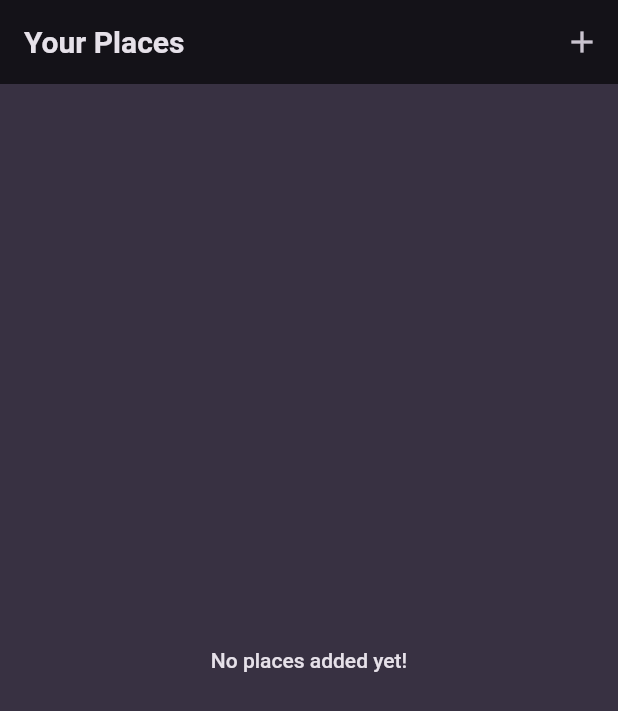
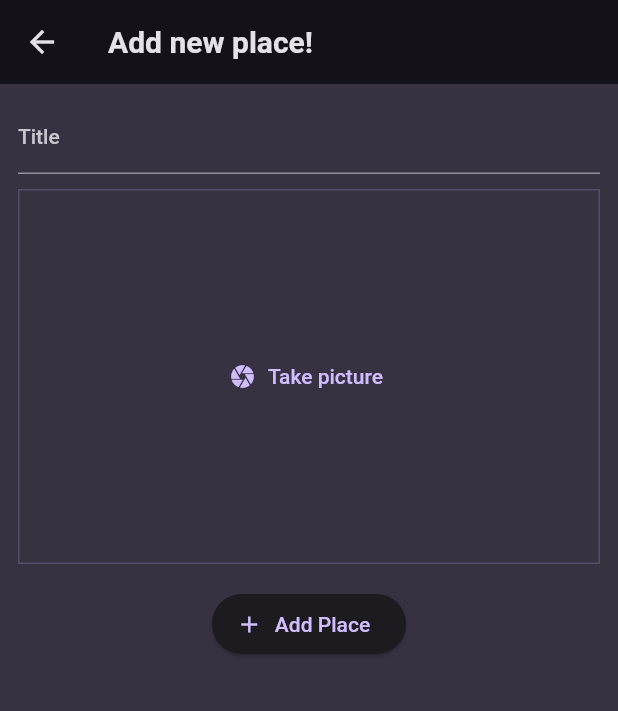
Before and after one commit to mihirsingh3838/favourite_places, a Flutter app: the screen it shows after launch, after a tap on the "add" icon, on a phone screen of 412 x 824 dp. Shown: the top 711 px of the screen. Run offline on Flutter 3.47's test engine with Material 2 defaults, Android fonts, the phone set to English and light mode, and no system bars; our stand-ins replace flutter_riverpod, google_fonts, image_picker.

Commit message:
Added camera native feature

```diff
--- a/lib/models/places.dart
+++ b/lib/models/places.dart
@@ -1,3 +1,4 @@
+// import 'dart:io';
 import 'package:uuid/uuid.dart';
 
 const uuid = Uuid();
@@ -7,4 +8,5 @@ class Place {
 
   final String id;
   final String title;
+  // final File image;
 }
--- /dev/null
+++ b/lib/providers/user_places.dart
@@ -0,0 +1,17 @@
+// import 'dart:io';
+import 'package:favourite_places/models/places.dart';
+import 'package:flutter_riverpod/flutter_riverpod.dart';
+
+class UserPlacesNotifier extends StateNotifier<List<Place>> {
+  UserPlacesNotifier() : super(const []);
+
+  void addPlace(String title) {
+    final newPlace = Place(title: title);
+    state = [newPlace, ...state];
+  }
+}
+
+final userPlacesProvider =
+    StateNotifierProvider<UserPlacesNotifier, List<Place>>(
+  (ref) => UserPlacesNotifier(),
+);
--- a/lib/screens/add_places.dart
+++ b/lib/screens/add_places.dart
@@ -0,0 +1,71 @@
+import 'package:favourite_places/providers/user_places.dart';
+import 'package:favourite_places/widgets/image_input.dart';
+import 'package:flutter/material.dart';
+import 'package:flutter_riverpod/flutter_riverpod.dart';
+
+class AddPlacesScreen extends ConsumerStatefulWidget {
+  const AddPlacesScreen({super.key});
+
+  @override
+  ConsumerState<AddPlacesScreen> createState() => _AddPlacesScreenState();
+}
+
+class _AddPlacesScreenState extends ConsumerState<AddPlacesScreen> {
+  final _titleController = TextEditingController();
+
+  void _savePlaces() {
+    final enteredTitle = _titleController.text;
+
+    if (enteredTitle.isEmpty) {
+      return;
+    }
+
+    ref.read(userPlacesProvider.notifier).addPlace(enteredTitle);
+
+    Navigator.of(context).pop();
+  }
+
+  @override
+  void dispose() {
+    _titleController.dispose();
+    super.dispose();
+  }
+
+  @override
+  Widget build(BuildContext context) {
+    return Scaffold(
+      appBar: AppBar(
+        title: const Text('Add new place!'),
+      ),
+      body: SingleChildScrollView(
+        padding: const EdgeInsets.all(12),
+        child: Column(
+          children: [
+            TextField(
+              decoration: const InputDecoration(
+                labelText: 'Title',
+              ),
+              controller: _titleController,
+              style: TextStyle(
+                color: Theme.of(context).colorScheme.onBackground,
+              ),
+            ),
+            const SizedBox(
+              height: 10,
+            ),
+            // ImageInput
+            ImageInput(),
+            const SizedBox(
+              height: 16,
+            ),
+            ElevatedButton.icon(
+              onPressed: _savePlaces,
+              icon: const Icon(Icons.add),
+              label: const Text('Add Place'),
+            ),
+          ],
+        ),
+      ),
+    );
+  }
+}
--- /dev/null
+++ b/lib/screens/place_details.dart
@@ -0,0 +1,26 @@
+import 'package:favourite_places/models/places.dart';
+import 'package:flutter/material.dart';
+
+class PlaceDetailScreen extends StatelessWidget {
+  const PlaceDetailScreen({super.key, required this.place});
+
+  final Place place;
+
+  @override
+  Widget build(BuildContext context) {
+    return Scaffold(
+      appBar: AppBar(
+        title: Text(place.title),
+      ),
+      body: Center(
+        child: Text(
+          place.title,
+          style: Theme.of(context)
+              .textTheme
+              .bodyLarge!
+              .copyWith(color: Theme.of(context).colorScheme.onBackground),
+        ),
+      ),
+    );
+  }
+}
--- a/lib/screens/places.dart
+++ b/lib/screens/places.dart
@@ -1,24 +1,37 @@
+import 'package:favourite_places/providers/user_places.dart';
+import 'package:favourite_places/screens/add_places.dart';
 import 'package:flutter/material.dart';
 import 'package:favourite_places/widgets/places_list.dart';
+import 'package:flutter_riverpod/flutter_riverpod.dart';
 
-class PlacesScreen extends StatelessWidget {
+class PlacesScreen extends ConsumerWidget {
   const PlacesScreen({super.key});
 
   @override
-  Widget build(BuildContext context) {
+  Widget build(BuildContext context, WidgetRef ref) {
+    final userPlaces = ref.watch(userPlacesProvider);
+
     return Scaffold(
       appBar: AppBar(
         title: const Text('Your Places'),
         actions: [
           IconButton(
-            onPressed: () {},
+            onPressed: () {
+              Navigator.of(context).push(
+                MaterialPageRoute(
+                  builder: (ctx) => const AddPlacesScreen(),
+                ),
+              );
+            },
             icon: const Icon(
               Icons.add,
             ),
           ),
         ],
       ),
-      body: const PlacesList(places: [],),
+      body: PlacesList(
+        places: userPlaces,
+      ),
     );
   }
 }
--- /dev/null
+++ b/lib/widgets/image_input.dart
@@ -0,0 +1,64 @@
+import 'dart:io';
+import 'package:flutter/material.dart';
+import 'package:image_picker/image_picker.dart';
+
+class ImageInput extends StatefulWidget {
+  const ImageInput({super.key});
+
+  @override
+  State<ImageInput> createState() => _ImageImputState();
+}
+
+class _ImageImputState extends State<ImageInput> {
+  File? _selectedImage;
+
+  void _takePicture() async {
+    final imagePicker = ImagePicker();
+    final pickedImage = await imagePicker.pickImage(
+      source: ImageSource.camera,
+      maxWidth: 600,
+    );
+
+    if (pickedImage == null) {
+      return;
+    }
+
+    setState(() {
+      _selectedImage = File(pickedImage.path);
+    });
+  }
+
+  @override
+  Widget build(BuildContext context) {
+    Widget content = TextButton.icon(
+      onPressed: _takePicture,
+      icon: const Icon(Icons.camera),
+      label: const Text('Take picture'),
+    );
+
+    if (_selectedImage != null) {
+      content = GestureDetector(
+        onTap: _takePicture,
+        child: Image.file(
+          _selectedImage!,
+          fit: BoxFit.cover,
+          width: double.infinity,
+          height: double.infinity,
+        ),
+      );
+    }
+
+    return Container(
+      decoration: BoxDecoration(
+        border: Border.all(
+          width: 1,
+          color: Theme.of(context).colorScheme.primary.withOpacity(0.2),
+        ),
+      ),
+      height: 250,
+      width: double.infinity,
+      alignment: Alignment.center,
+      child: content,
+    );
+  }
+}
--- a/pubspec.yaml
+++ b/pubspec.yaml
@@ -39,6 +39,7 @@ dependencies:
   riverpod: ^2.3.7
   flutter_riverpod: ^2.3.7
   uuid: ^3.0.7
+  image_picker: ^1.0.2
 
 dev_dependencies:
   flutter_test:
```
Also changed, not shown: lib/widgets/places_list.dart (+15 -2 lines), lib/screens/places_details.dart (deleted), pubspec.lock, 5 other files.
